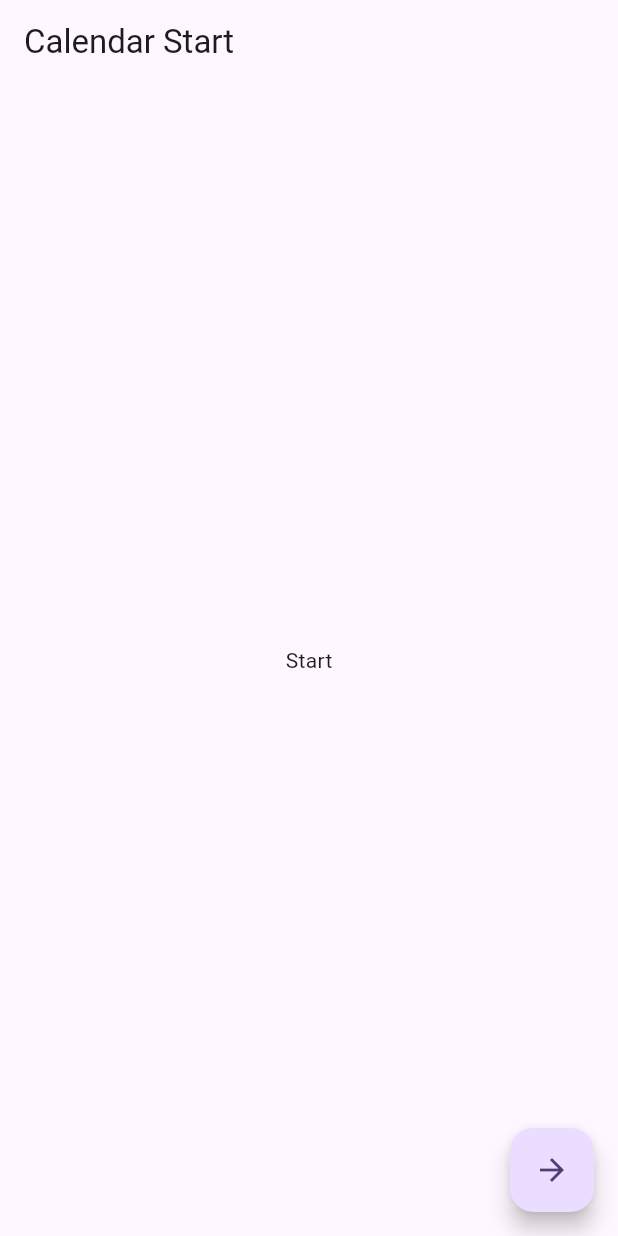
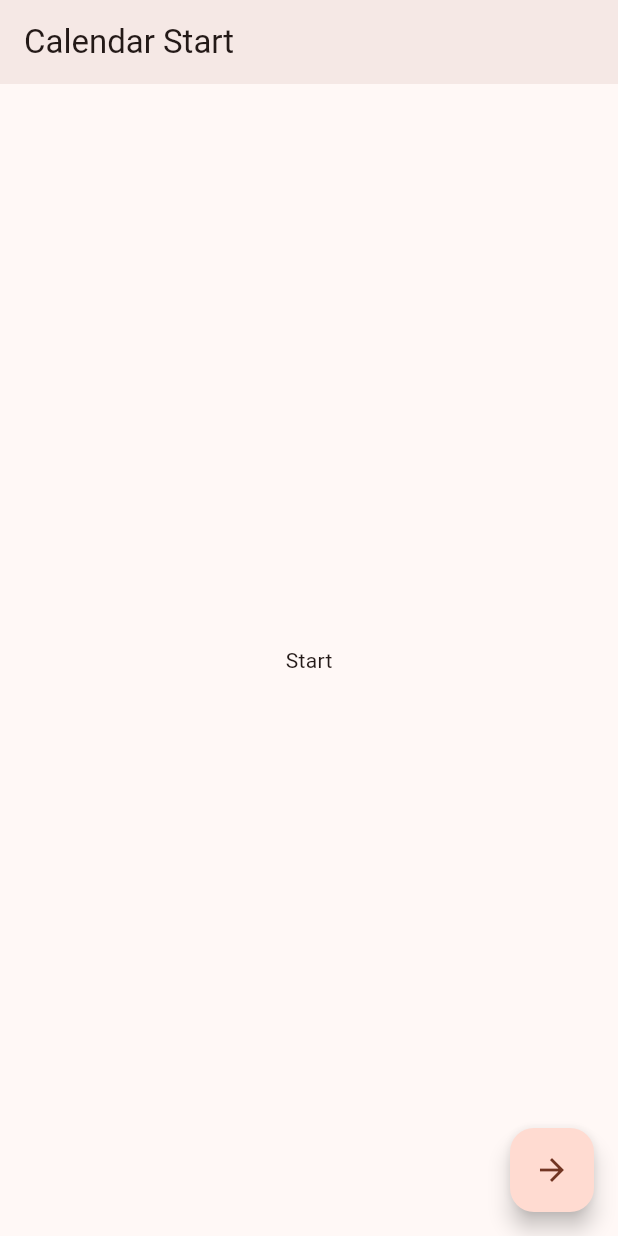
Before and after one commit to blueskyfish/flutter_openholidays, a Flutter app: the screen it shows after launch, on a phone screen of 412 x 824 dp. Run offline on Flutter 3.47's test engine with Material 3 defaults, Android fonts, the phone set to English and light mode, and no system bars; missing offline and left inert: svg_flutter.

```diff
--- a/lib/holiday.page.dart
+++ b/lib/holiday.page.dart
@@ -12,6 +12,7 @@ class HolidayPage extends StatelessWidget {
     final state = context.watch<CalendarState>();
     return Scaffold(
       appBar: AppBar(
+        elevation: 4.0,
         title: const Text('Holidays'),
         actions: [
           IconButton(
@@ -20,7 +21,8 @@ class HolidayPage extends StatelessWidget {
                 if (value != null && value) {
                   state.reset();
                   Navigator.of(context).pushAndRemoveUntil(
-                      MaterialPageRoute(builder: (context) => const StartPage()),
+                      MaterialPageRoute(
+                          builder: (context) => const StartPage()),
                       (Route<dynamic> route) => false);
                 }
               });
--- a/lib/main.dart
+++ b/lib/main.dart
@@ -18,7 +18,7 @@ class CalendarApp extends StatelessWidget {
       child: MaterialApp(
         title: 'Calendar App',
         theme: ThemeData(
-          colorScheme: ColorScheme.fromSeed(seedColor: Colors.deepPurple),
+          colorScheme: ColorScheme.fromSeed(seedColor: Colors.deepOrange),
           useMaterial3: true,
         ),
         home: const StartPage(),
--- a/lib/start.page.dart
+++ b/lib/start.page.dart
@@ -9,6 +9,7 @@ class StartPage extends StatelessWidget {
     return Scaffold(
       appBar: AppBar(
         title: const Text('Calendar Start'),
+        elevation: 4.0,
       ),
       body: const Center(
         child: Text('Start'),
@@ -17,11 +18,10 @@ class StartPage extends StatelessWidget {
         tooltip: 'Start',
         onPressed: () {
           Navigator.push(
-            context,
-            MaterialPageRoute(
-              builder: (context) => const CountryPage(),
-            )
-          );
+              context,
+              MaterialPageRoute(
+                builder: (context) => const CountryPage(),
+              ));
         },
         child: const Icon(Icons.arrow_forward),
       ),
```
Also changed, not shown: lib/country.page.dart (+3 -6 lines).
